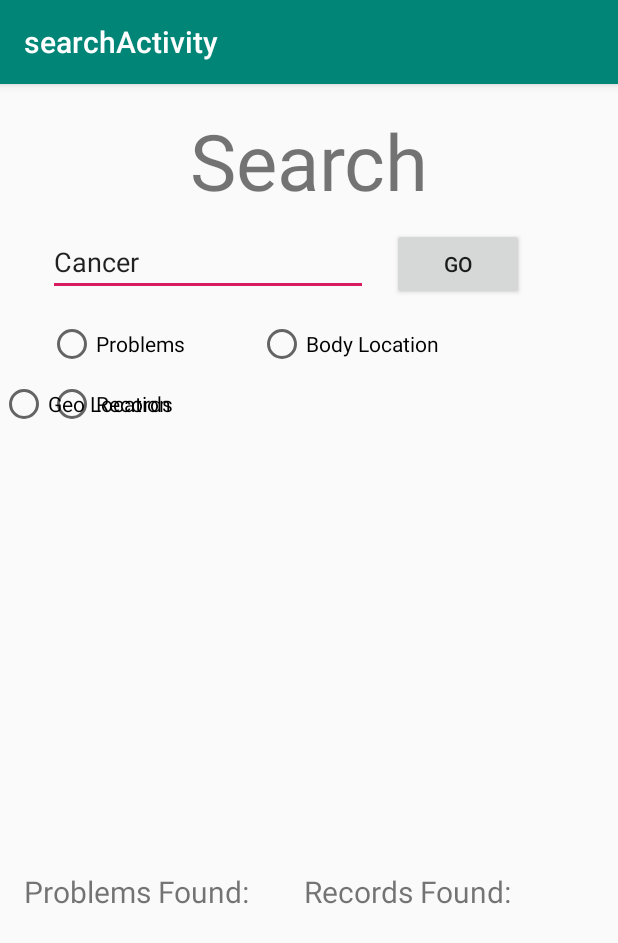
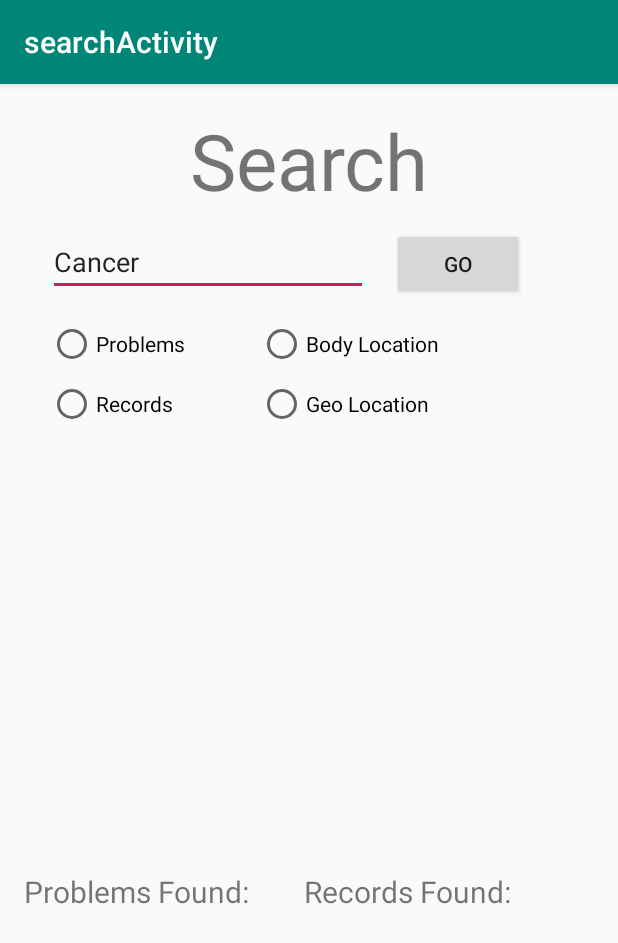
Before and after one commit to CMPUT301F18T10/MediTrack, an Android app: the searchActivity screen opened directly, with no data from a screen before it, on a phone screen of 412 x 824 dp. Shown: the top 943 px of the screen. Run offline under Robolectric (Android 15) with nearby library versions, the phone set to English and light mode, and no system bars; 4 statements that could not run were skipped.

Commit message:
fixed to compile and some of search

```diff
--- a/app/src/main/res/layout/content_search.xml
+++ b/app/src/main/res/layout/content_search.xml
@@ -44,10 +44,11 @@
         android:id="@+id/searchGPSRadio"
         android:layout_width="128dp"
         android:layout_height="32dp"
+        android:layout_marginStart="12dp"
         android:layout_marginTop="8dp"
         android:text="Geo Location"
-        app:layout_constraintTop_toBottomOf="@+id/searchBodyRadio"
-        tools:layout_editor_absoluteX="172dp" />
+        app:layout_constraintStart_toEndOf="@+id/searchRecordRadio"
+        app:layout_constraintTop_toBottomOf="@+id/searchBodyRadio" />
 
     <RadioButton
         android:id="@+id/searchProblemRadio"
@@ -77,6 +78,7 @@
         android:layout_height="wrap_content"
         android:layout_marginStart="16dp"
         android:layout_marginTop="16dp"
+        android:onClick="clickGo"
         android:text="Go"
         app:layout_constraintStart_toEndOf="@+id/searchInput"
         app:layout_constraintTop_toBottomOf="@+id/searchText" />
@@ -120,4 +122,8 @@
         android:layout_marginBottom="16dp"
         app:layout_constraintBottom_toBottomOf="parent"
         app:layout_constraintEnd_toEndOf="parent" />
+
+    <RadioGroup
+        android:layout_width="wrap_content"
+        android:layout_height="wrap_content" />
 </android.support.constraint.ConstraintLayout>
```
Also changed, not shown: app/src/main/java/com/example/meditrack/searchActivity.java (+24 -0 lines).
